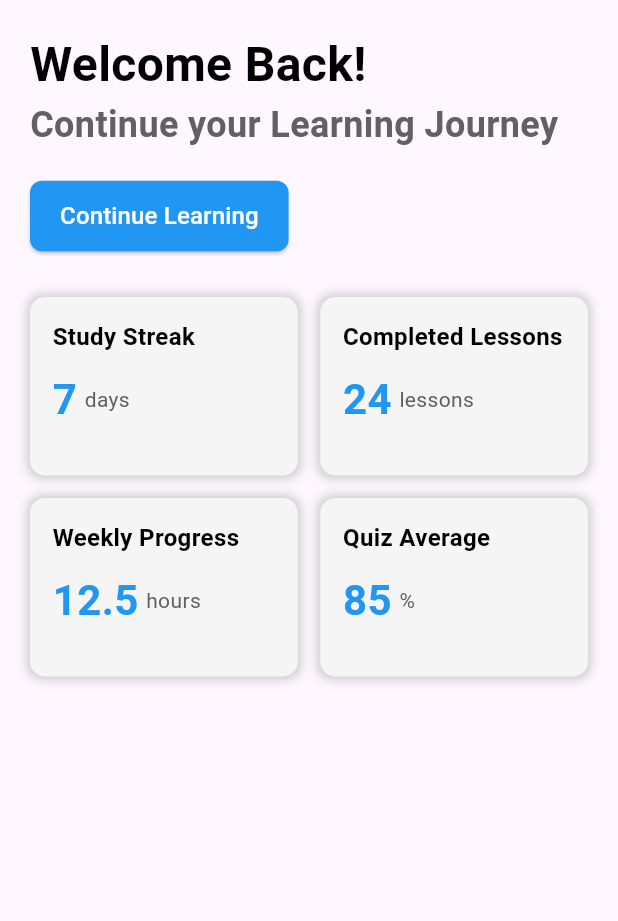
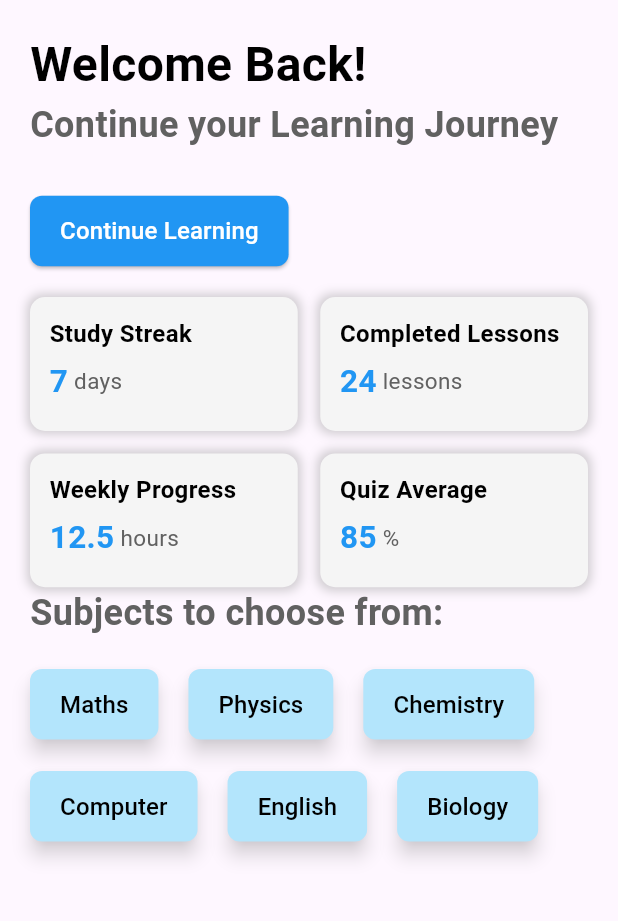
Before and after one commit to 0xteamCookie/LearnAbility, a Flutter app: the screen it shows after launch, on a phone screen of 412 x 824 dp, the part 84-1005 px from its top. Run offline on Flutter 3.47's test engine with Material 3 defaults, Android fonts, the phone set to English and light mode, and no system bars.

Commit message:
added subjects options

```diff
--- a/lib/home_page.dart
+++ b/lib/home_page.dart
@@ -12,12 +12,18 @@ class _HomePageState extends State<HomePage> {
   @override
   Widget build(BuildContext context) {
     return Scaffold(
+
+      //TOP APPBAR
         appBar: AppBar(
           backgroundColor: Colors.blue,
+
+          //APP NAME
           title: Text(
             "LearnAbility",
               style: TextStyle(color: const Color.fromRGBO(255, 255, 255, 1)),
           ),
+
+          //BACK BUTTON
           actions: [
           IconButton(
             icon: const Icon(
@@ -38,6 +44,8 @@ class _HomePageState extends State<HomePage> {
           child: Column(
             crossAxisAlignment: CrossAxisAlignment.start,
             children:[
+
+              //WELCOME TEXT
               Text(
                 "Welcome Back!",
                 style: TextStyle(
@@ -55,8 +63,9 @@ class _HomePageState extends State<HomePage> {
                   color: Colors.grey[700],
                 )
               ),
-              SizedBox(height:20),
+              SizedBox(height:30),
 
+              //LESSON PAGE NAVIGATION BUTTON
               ElevatedButton(
                 onPressed: (){
                   Navigator.of(context).push(MaterialPageRoute(
@@ -78,22 +87,46 @@ class _HomePageState extends State<HomePage> {
                   ),
                 ),
               ),
-              SizedBox(height: 30),
+              SizedBox(height: 20),
 
-              //Statistics Grid
-              Expanded(
-                child: GridView.count(
+              //STATISTICS GRID
+              GridView.count(
+                shrinkWrap: true,
+
                   crossAxisCount: 2,
                   mainAxisSpacing: 15,
                   crossAxisSpacing: 15,
-                  childAspectRatio: 3/2,
+                  childAspectRatio: 4/2,
                   children: [
-                    _buildStatCard("Study Streak", "7", "days"),
-                     _buildStatCard("Completed Lessons", "24", "lessons"),
-                  _buildStatCard("Weekly Progress", "12.5", "hours"),
-                  _buildStatCard("Quiz Average", "85", "%"),
+                    _buildStatCard("Study Streak", "7", " days"),
+                    _buildStatCard("Completed Lessons", "24", " lessons"),
+                    _buildStatCard("Weekly Progress", "12.5", " hours"),
+                    _buildStatCard("Quiz Average", "85", " %"),
                   ],
+                ),
+
+              //SUBJECT OPTIONS
+              Text(
+                "Subjects to choose from:",
+                style: TextStyle(
+                  fontSize: 24.0,
+                  fontWeight: FontWeight.w600,
+                  color: Colors.grey[700],
                 )
+              ),
+              SizedBox(height:20),
+              Wrap(
+                spacing: 20.0,
+                runSpacing: 20.0,
+                children: [
+                  _buildSubjectButton("Maths"),
+                  _buildSubjectButton("Physics"),
+                  _buildSubjectButton("Chemistry"),
+                  _buildSubjectButton("Computer"),
+                  _buildSubjectButton("English"),
+                  _buildSubjectButton("Biology"),
+
+                ],
               )
             ],
           ),
@@ -101,7 +134,7 @@ class _HomePageState extends State<HomePage> {
       );
   }
 
-  //Statcard Widget
+  //STATCARD WIDGET TEMPLATE
   Widget _buildStatCard(String title, String value, String subtitle){
     return Container(
       decoration: BoxDecoration(
@@ -115,7 +148,7 @@ class _HomePageState extends State<HomePage> {
           ),
         ],
       ),
-      padding: EdgeInsets.all(15.0),
+      padding: EdgeInsets.all(13.0),
       child: Column(
         crossAxisAlignment: CrossAxisAlignment.start,
         children: [
@@ -127,7 +160,7 @@ class _HomePageState extends State<HomePage> {
               fontSize: 16.0,
             ),
           ),
-          SizedBox(height: 10.0),
+          SizedBox(height: 5.0),
           Row(
             children: [
               Text(
@@ -135,15 +168,15 @@ class _HomePageState extends State<HomePage> {
                 style: TextStyle(
                   color: Colors.blue,
                   fontWeight: FontWeight.bold,
-                  fontSize: 28.0,
+                  fontSize: 21.0,
                 ),
               ),
-              SizedBox(width: 5.0),
+
               Text(
                 subtitle,
                 style: TextStyle(
                   color: Colors.grey[700],
-                  fontSize: 14.0
+                  fontSize: 15.0
                 ),
               )
           ],)
@@ -151,4 +184,28 @@ class _HomePageState extends State<HomePage> {
       ),
     );
   }
+
+  //SUBJECT BUTTON WIDGET TEMPLATE
+  Widget _buildSubjectButton(String subject){
+    return ElevatedButton(
+      onPressed: (){},
+      style: ElevatedButton.styleFrom(
+        backgroundColor: Colors.lightBlue[100],
+        padding: EdgeInsets.symmetric(horizontal: 20.0, vertical:12.0),
+        shape: RoundedRectangleBorder(
+          borderRadius: BorderRadius.circular(8),
+        ),
+        elevation: 5,
+        shadowColor: Colors.grey.withValues(alpha: 0.5),
+      ),
+      child: Text(
+        subject,
+        style: TextStyle(
+          color: Colors.black,
+          fontSize: 16.0,
+        )
+      ),
+    );
+  }
+
 }
```
